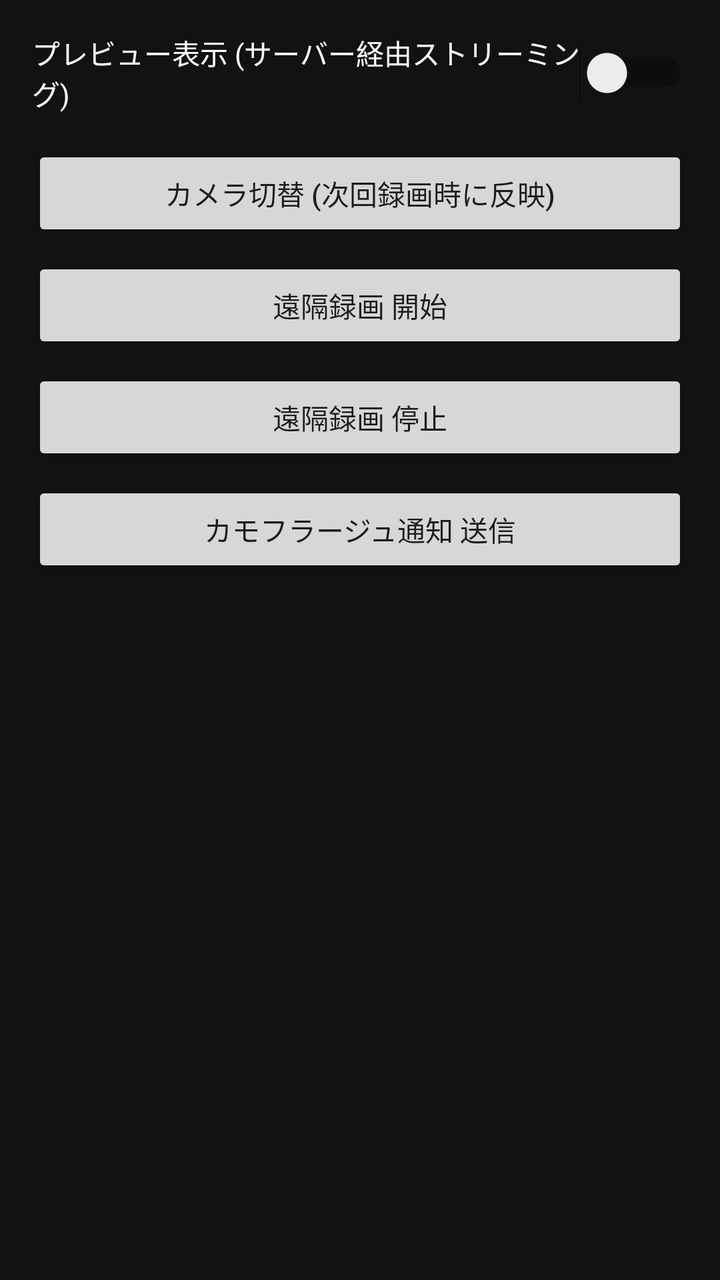
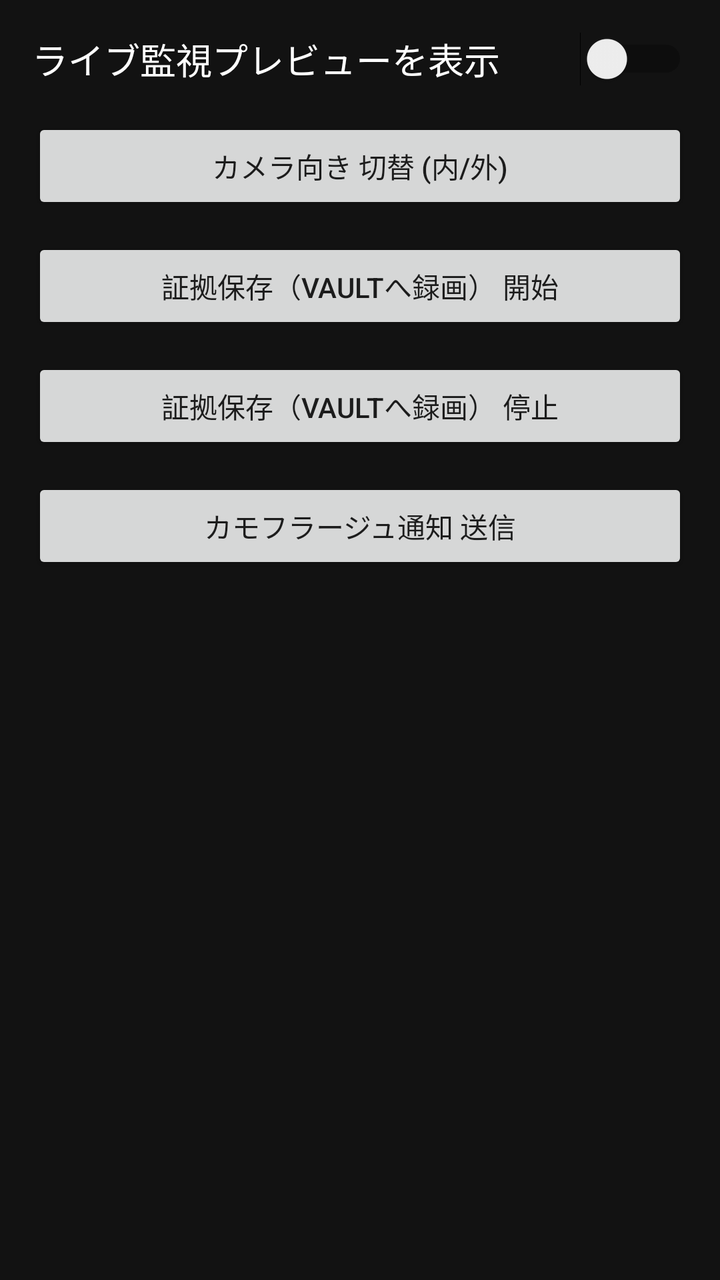

The first picture is an Android layout as it rendered before a commit; the second is the same layout after the commit. The layout source and the unified diff follow.
<!-- AndroidManifest.xml: application theme Theme.AppCompat.Light.NoActionBar -->
<!-- res/layout/activity_client.xml -->
<?xml version="1.0" encoding="utf-8"?>
<LinearLayout xmlns:android="http://schemas.android.com/apk/res/android"
    android:layout_width="match_parent"
    android:layout_height="match_parent"
    android:orientation="vertical"
    android:background="#121212"
    android:padding="16dp">

    <Switch
        android:id="@+id/previewToggleSwitch"
        android:layout_width="match_parent"
        android:layout_height="wrap_content"
        android:text="プレビュー表示 (サーバー経由ストリーミング)"
        android:textColor="#FFFFFF"
        android:layout_marginBottom="16dp" />

    <Button
        android:id="@+id/switchCameraButton"
        android:layout_width="match_parent"
        android:layout_height="wrap_content"
        android:text="カメラ切替 (次回録画時に反映)"
        android:layout_marginBottom="8dp" />

    <Button
        android:id="@+id/startRecordButton"
        android:layout_width="match_parent"
        android:layout_height="wrap_content"
        android:text="遠隔録画 開始"
        android:layout_marginBottom="8dp" />

    <Button
        android:id="@+id/stopRecordButton"
        android:layout_width="match_parent"
        android:layout_height="wrap_content"
        android:text="遠隔録画 停止"
        android:layout_marginBottom="8dp" />

    <Button
        android:id="@+id/sendNotificationButton"
        android:layout_width="match_parent"
        android:layout_height="wrap_content"
        android:text="カモフラージュ通知 送信"
        android:layout_marginBottom="16dp" />

    
    <WebView
        android:id="@+id/webView"
        android:layout_width="match_parent"
        android:layout_height="match_parent"
        android:background="#000000"
        android:visibility="gone" />

</LinearLayout>
<!-- resources referenced by this layout -->
<resources>

</resources>

<!-- the commit's change to res/layout/activity_client.xml (unified diff, before → after) -->
@@ -10,30 +10,40 @@
         android:id="@+id/previewToggleSwitch"
         android:layout_width="match_parent"
         android:layout_height="wrap_content"
-        android:text="プレビュー表示 (サーバー経由ストリーミング)"
+        android:text="ライブ監視プレビューを表示"
         android:textColor="#FFFFFF"
+        android:textSize="18sp"
         android:layout_marginBottom="16dp" />
+
+    
+    <WebView
+        android:id="@+id/webView"
+        android:layout_width="match_parent"
+        android:layout_height="250dp"
+        android:background="#000000"
+        android:visibility="gone"
+        android:layout_marginBottom="24dp" />
 
     <Button
         android:id="@+id/switchCameraButton"
         android:layout_width="match_parent"
         android:layout_height="wrap_content"
-        android:text="カメラ切替 (次回録画時に反映)"
-        android:layout_marginBottom="8dp" />
+        android:text="カメラ向き 切替 (内/外)"
+        android:layout_marginBottom="12dp" />
 
     <Button
         android:id="@+id/startRecordButton"
         android:layout_width="match_parent"
         android:layout_height="wrap_content"
-        android:text="遠隔録画 開始"
-        android:layout_marginBottom="8dp" />
+        android:text="証拠保存（Vaultへ録画） 開始"
+        android:layout_marginBottom="12dp" />
 
     <Button
         android:id="@+id/stopRecordButton"
         android:layout_width="match_parent"
         android:layout_height="wrap_content"
-        android:text="遠隔録画 停止"
-        android:layout_marginBottom="8dp" />
+        android:text="証拠保存（Vaultへ録画） 停止"
+        android:layout_marginBottom="12dp" />
 
     <Button
         android:id="@+id/sendNotificationButton"
@@ -42,12 +52,4 @@
         android:text="カモフラージュ通知 送信"
         android:layout_marginBottom="16dp" />
 
-    
-    <WebView
-        android:id="@+id/webView"
-        android:layout_width="match_parent"
-        android:layout_height="match_parent"
-        android:background="#000000"
-        android:visibility="gone" />
-
 </LinearLayout>
